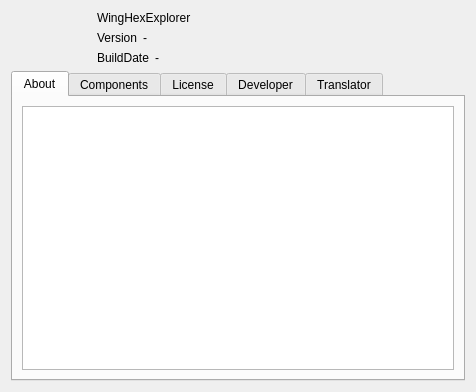
Old version of the form src/dialog/aboutsoftwaredialog.ui in the repository Wing-summer/WingHexExplorer2.
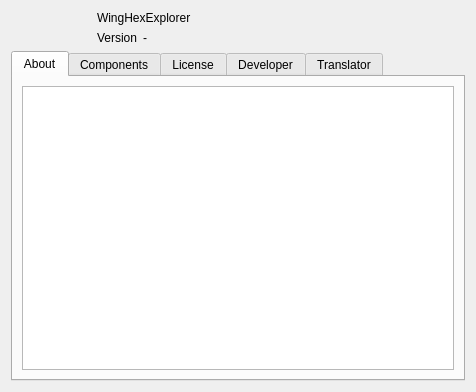
New version of the form. Icons and pictures are not drawn.

What changed in the file:
```diff
--- a/src/dialog/aboutsoftwaredialog.ui
+++ b/src/dialog/aboutsoftwaredialog.ui
@@ -74,29 +74,8 @@
            <property name="text">
             <string notr="true">-</string>
            </property>
-          </widget>
-         </item>
-        </layout>
-       </item>
-       <item>
-        <layout class="QHBoxLayout" name="horizontalLayout">
-         <item>
-          <widget class="QLabel" name="label_4">
-           <property name="sizePolicy">
-            <sizepolicy hsizetype="Fixed" vsizetype="Preferred">
-             <horstretch>0</horstretch>
-             <verstretch>0</verstretch>
-            </sizepolicy>
-           </property>
-           <property name="text">
-            <string>BuildDate</string>
-           </property>
-          </widget>
-         </item>
-         <item>
-          <widget class="QLabel" name="lblBuildDate">
-           <property name="text">
-            <string notr="true">-</string>
+           <property name="alignment">
+            <set>Qt::AlignmentFlag::AlignLeading|Qt::AlignmentFlag::AlignLeft|Qt::AlignmentFlag::AlignTop</set>
            </property>
           </widget>
          </item>
```
Left out of the diff: 6 changed lines with no effect on the pictures.
